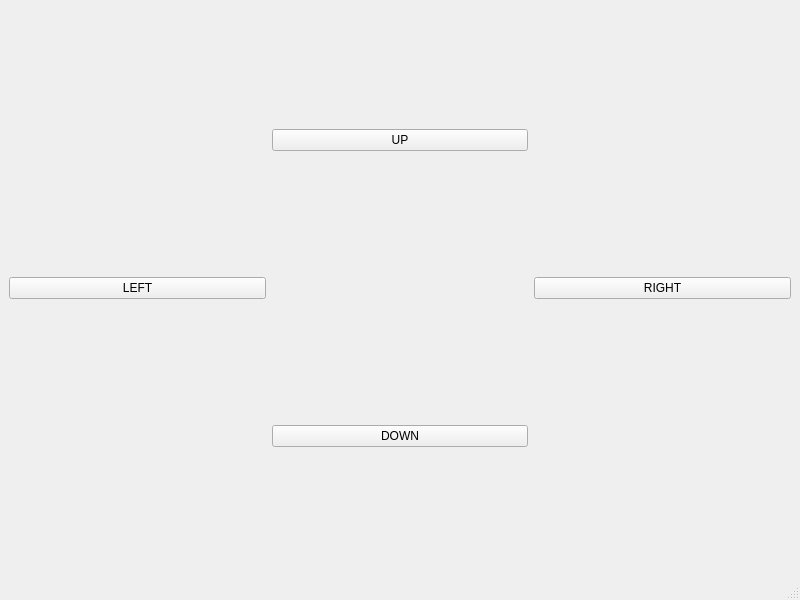
First picture: the form in Zork/Forms/mainwindow.ui, repository JoshMcGiff/CS4076Project, before the edit.
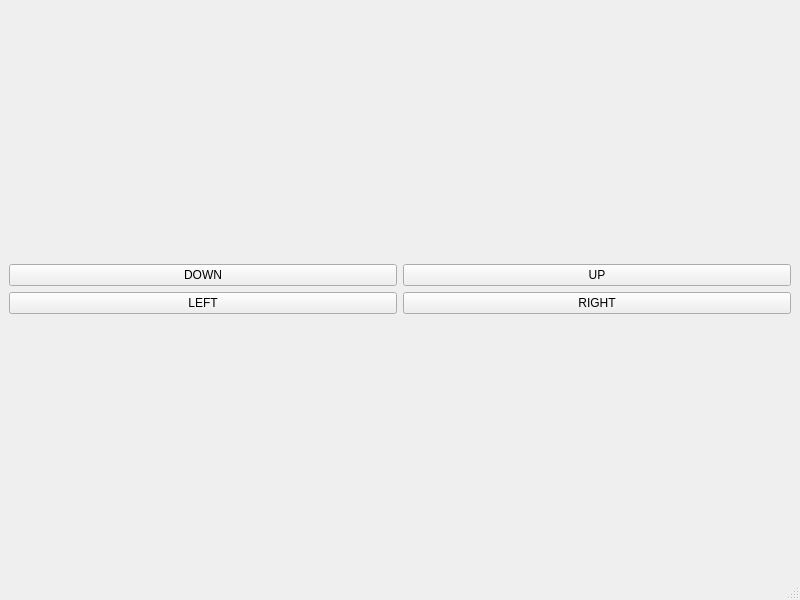
Second picture: the form after the edit.

Diff of the .ui file:
```diff
--- a/Zork/Forms/mainwindow.ui
+++ b/Zork/Forms/mainwindow.ui
@@ -14,7 +14,19 @@
    <string>MainWindow</string>
   </property>
   <widget class="QWidget" name="centralwidget">
+   <layout class="QVBoxLayout" name="verticalLayout">
+    <item>
+     <layout class="QGridLayout" name="MAP_GRID"/>
+    </item>
+    <item>
    <layout class="QGridLayout" name="gridLayout">
+      <item row="1" column="1">
+       <widget class="QPushButton" name="DPAD_RIGHT">
+        <property name="text">
+         <string>RIGHT</string>
+        </property>
+       </widget>
+      </item>
     <item row="0" column="1">
      <widget class="QPushButton" name="DPAD_UP">
       <property name="text">
@@ -29,19 +41,14 @@
       </property>
      </widget>
     </item>
-    <item row="1" column="2">
-     <widget class="QPushButton" name="DPAD_RIGHT">
-      <property name="text">
-       <string>RIGHT</string>
-      </property>
-     </widget>
-    </item>
-    <item row="2" column="1">
-     <widget class="QPushButton" name="pushButton_4">
+      <item row="0" column="0">
+       <widget class="QPushButton" name="DPAD_DOWN">
       <property name="text">
        <string>DOWN</string>
       </property>
      </widget>
+      </item>
+     </layout>
     </item>
    </layout>
   </widget>
```
Lines whose indentation alone changed are shown as unchanged.
